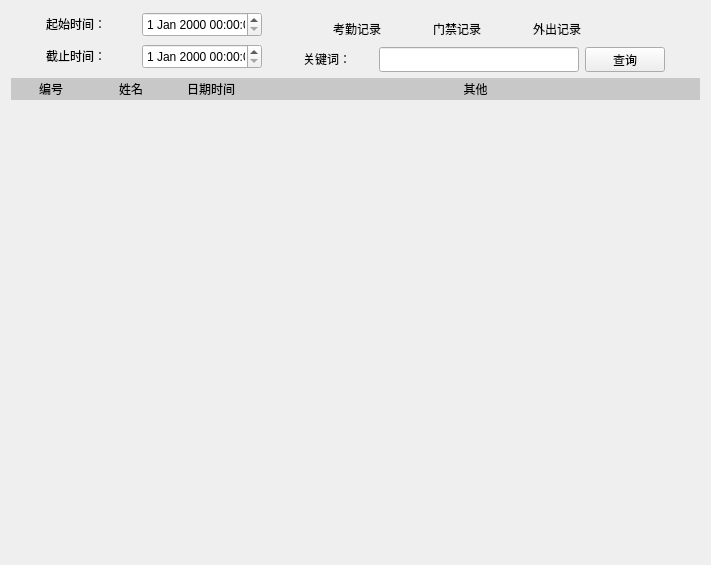
yiliu2021/design, file ui/search_ui.ui: the form before one commit.
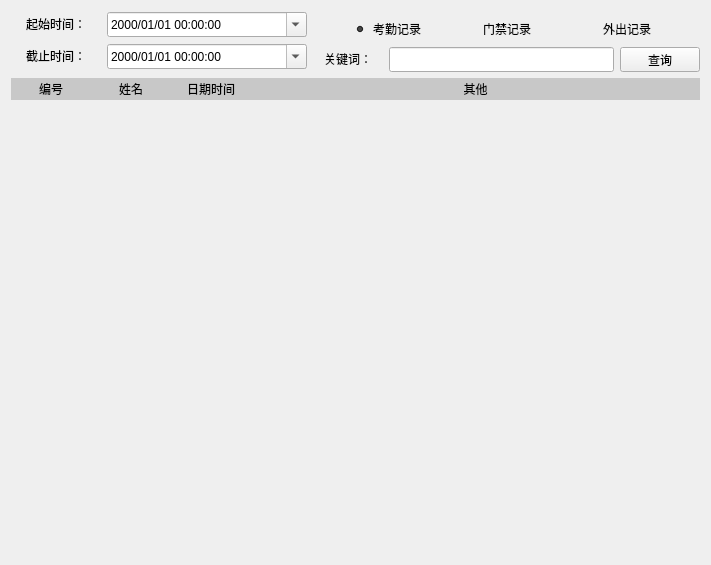
The form after the commit.

The edit to the form file:
```diff
--- a/ui/search_ui.ui
+++ b/ui/search_ui.ui
@@ -17,9 +17,9 @@
    <item row="0" column="0">
     <layout class="QVBoxLayout" name="verticalLayout_3">
      <item>
-      <layout class="QHBoxLayout" name="horizontalLayout_4">
+      <layout class="QHBoxLayout" name="horizontalLayout_5">
        <item>
-        <layout class="QVBoxLayout" name="verticalLayout">
+        <layout class="QVBoxLayout" name="verticalLayout_2">
          <item>
           <layout class="QHBoxLayout" name="horizontalLayout">
            <item>
@@ -32,7 +32,7 @@
              </property>
              <property name="maximumSize">
               <size>
-               <width>90</width>
+               <width>130</width>
                <height>20</height>
               </size>
              </property>
@@ -40,7 +40,7 @@
               <string notr="true">background-color:rgba(0,0,0,0);border-color:rgba(0,0,0,255);color: rgba(0, 0, 0,255);border-style:none;border-width:1px;border-radius:0px;font:19px &quot;宋体&quot;;font-style:normal;font-weight: normal;text-decoration:blink;</string>
              </property>
              <property name="text">
-              <string>起始时间：</string>
+              <string>&lt;html&gt;&lt;head/&gt;&lt;body&gt;&lt;p align=&quot;center&quot;&gt;起始时间：&lt;/p&gt;&lt;/body&gt;&lt;/html&gt;</string>
              </property>
             </widget>
            </item>
@@ -48,16 +48,22 @@
             <widget class="QDateTimeEdit" name="starting_time">
              <property name="minimumSize">
               <size>
-               <width>120</width>
+               <width>200</width>
                <height>25</height>
               </size>
              </property>
              <property name="maximumSize">
               <size>
-               <width>120</width>
+               <width>250</width>
                <height>25</height>
               </size>
              </property>
+             <property name="displayFormat">
+              <string>yyyy/MM/dd HH:mm:ss</string>
+             </property>
+             <property name="calendarPopup">
+              <bool>true</bool>
+             </property>
             </widget>
            </item>
           </layout>
@@ -74,7 +80,7 @@
              </property>
              <property name="maximumSize">
               <size>
-               <width>90</width>
+               <width>130</width>
                <height>20</height>
               </size>
              </property>
@@ -82,7 +88,7 @@
               <string notr="true">background-color:rgba(0,0,0,0);border-color:rgba(0,0,0,255);color: rgba(0, 0, 0,255);border-style:none;border-width:1px;border-radius:0px;font:19px &quot;宋体&quot;;font-style:normal;font-weight: normal;text-decoration:blink;</string>
              </property>
              <property name="text">
-              <string>截止时间：</string>
+              <string>&lt;html&gt;&lt;head/&gt;&lt;body&gt;&lt;p align=&quot;center&quot;&gt;截止时间：&lt;/p&gt;&lt;/body&gt;&lt;/html&gt;</string>
              </property>
             </widget>
            </item>
@@ -90,16 +96,22 @@
             <widget class="QDateTimeEdit" name="end_time">
              <property name="minimumSize">
               <size>
-               <width>120</width>
+               <width>200</width>
                <height>25</height>
               </size>
              </property>
              <property name="maximumSize">
               <size>
-               <width>120</width>
+               <width>250</width>
                <height>25</height>
               </size>
              </property>
+             <property name="displayFormat">
+              <string>yyyy/MM/dd HH:mm:ss</string>
+             </property>
+             <property name="calendarPopup">
+              <bool>true</bool>
+             </property>
             </widget>
            </item>
           </layout>
@@ -107,7 +119,25 @@
         </layout>
        </item>
        <item>
-        <layout class="QVBoxLayout" name="verticalLayout_2">
+        <layout class="QVBoxLayout" name="verticalLayout">
+         <item>
+          <layout class="QHBoxLayout" name="horizontalLayout_4">
+           <item>
+            <spacer name="horizontalSpacer">
+             <property name="orientation">
+              <enum>Qt::Horizontal</enum>
+             </property>
+             <property name="sizeType">
+              <enum>QSizePolicy::Fixed</enum>
+             </property>
+             <property name="sizeHint" stdset="0">
+              <size>
+               <width>30</width>
+               <height>20</height>
+              </size>
+             </property>
+            </spacer>
+           </item>
          <item>
           <widget class="QGroupBox" name="groupBox">
            <property name="minimumSize">
@@ -118,7 +148,7 @@
            </property>
            <property name="maximumSize">
             <size>
-             <width>310</width>
+               <width>16777215</width>
              <height>30</height>
             </size>
            </property>
@@ -143,11 +173,14 @@
             <property name="text">
              <string>考勤记录</string>
             </property>
+              <property name="checked">
+               <bool>true</bool>
+              </property>
            </widget>
            <widget class="QRadioButton" name="comein">
             <property name="geometry">
              <rect>
-              <x>110</x>
+                <x>120</x>
               <y>10</y>
               <width>89</width>
               <height>16</height>
@@ -163,7 +196,7 @@
            <widget class="QRadioButton" name="goout">
             <property name="geometry">
              <rect>
-              <x>210</x>
+                <x>240</x>
               <y>10</y>
               <width>89</width>
               <height>16</height>
@@ -178,6 +211,8 @@
            </widget>
           </widget>
          </item>
+          </layout>
+         </item>
          <item>
           <layout class="QHBoxLayout" name="horizontalLayout_3">
            <item>
@@ -190,7 +225,7 @@
              </property>
              <property name="maximumSize">
               <size>
-               <width>70</width>
+               <width>150</width>
                <height>20</height>
               </size>
              </property>
@@ -198,7 +233,7 @@
               <string notr="true">background-color:rgba(0,0,0,0);border-color:rgba(0,0,0,255);color: rgba(0, 0, 0,255);border-style:none;border-width:1px;border-radius:0px;font:19px &quot;宋体&quot;;font-style:normal;font-weight: normal;text-decoration:blink;</string>
              </property>
              <property name="text">
-              <string>关键词：</string>
+              <string>&lt;html&gt;&lt;head/&gt;&lt;body&gt;&lt;p align=&quot;center&quot;&gt;关键词：&lt;/p&gt;&lt;/body&gt;&lt;/html&gt;</string>
              </property>
             </widget>
            </item>
@@ -212,7 +247,7 @@
              </property>
              <property name="maximumSize">
               <size>
-               <width>200</width>
+               <width>650</width>
                <height>25</height>
               </size>
              </property>
```
Left out of the diff: 4 changed lines with no effect on the pictures. Lines whose indentation alone changed are shown as unchanged.
